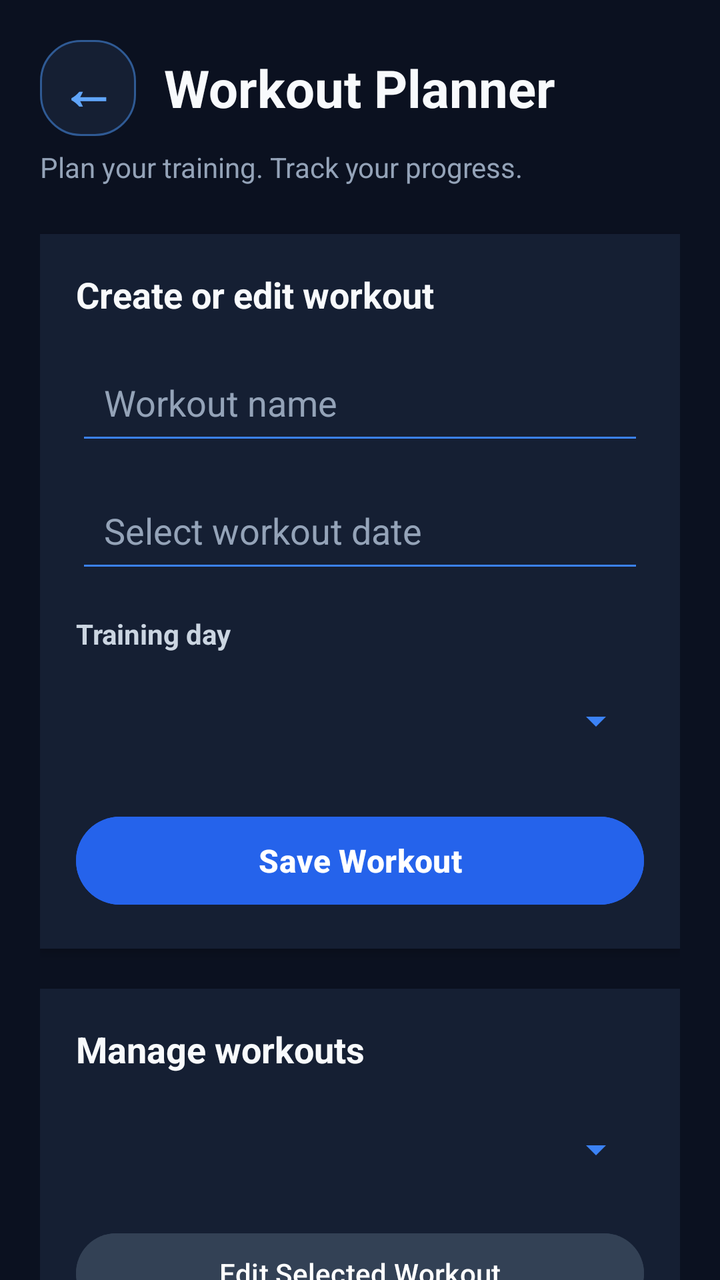
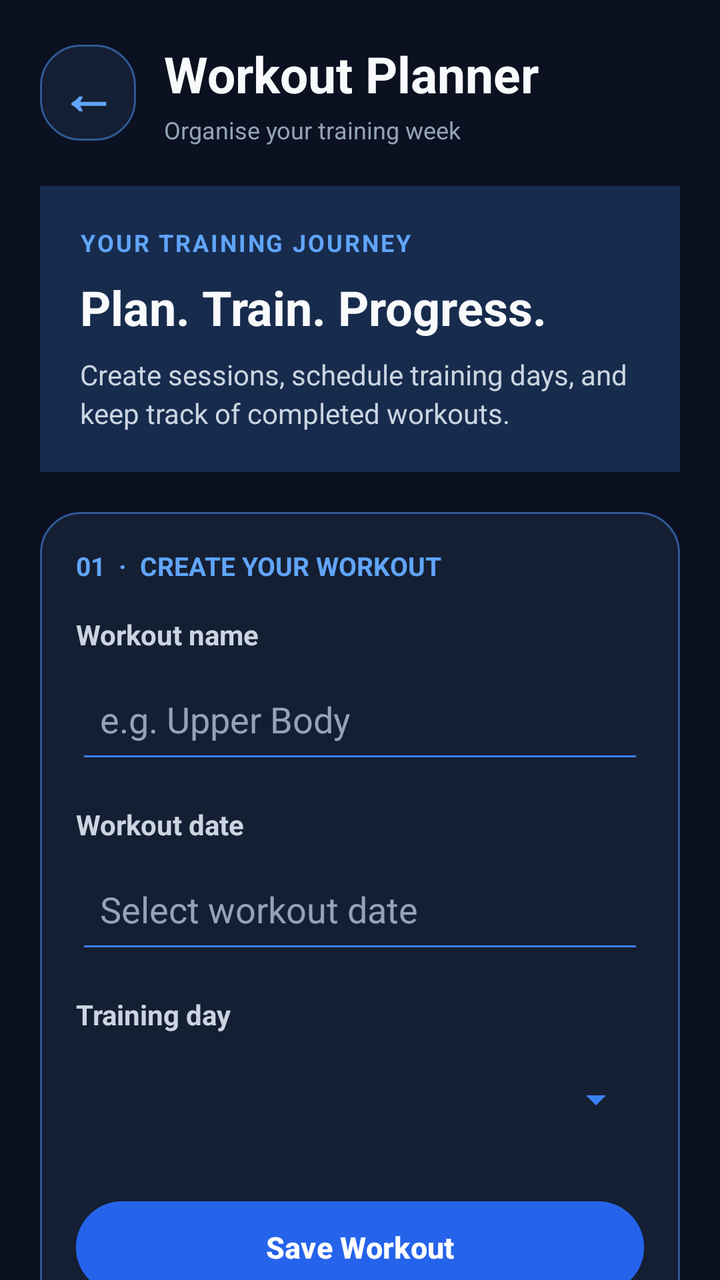

An Android layout rendered at two revisions. The XML below is the earlier revision; the diff shows what the commit changed to produce the second picture.
<!-- AndroidManifest.xml: application theme Theme.GymTrackerPro -->
<!-- res/layout/activity_workouts.xml -->
<?xml version="1.0" encoding="utf-8"?>
<ScrollView xmlns:android="http://schemas.android.com/apk/res/android"
    android:layout_width="match_parent"
    android:layout_height="match_parent"
    android:background="#0B1120"
    android:fillViewport="true"
    android:scrollbars="none">

    <LinearLayout
        android:layout_width="match_parent"
        android:layout_height="wrap_content"
        android:orientation="vertical"
        android:padding="20dp">


        
        <LinearLayout
            android:layout_width="match_parent"
            android:layout_height="wrap_content"
            android:orientation="horizontal"
            android:gravity="center_vertical">

            <TextView
                android:id="@+id/buttonBackArrow"
                android:layout_width="48dp"
                android:layout_height="48dp"
                android:background="@drawable/bg_card"
                android:gravity="center"
                android:text="←"
                android:textColor="#60A5FA"
                android:textSize="28sp"
                android:textStyle="bold"
                android:clickable="true"
                android:focusable="true"
                android:contentDescription="Back to dashboard" />

            <TextView
                android:layout_width="0dp"
                android:layout_height="wrap_content"
                android:layout_weight="1"
                android:layout_marginStart="14dp"
                android:text="Workout Planner"
                android:textColor="#F8FAFC"
                android:textSize="26sp"
                android:textStyle="bold" />

        </LinearLayout>


        <TextView
            android:layout_width="match_parent"
            android:layout_height="wrap_content"
            android:layout_marginTop="6dp"
            android:layout_marginBottom="24dp"
            android:text="Plan your training. Track your progress."
            android:textColor="#94A3B8"
            android:textSize="14sp" />

        
        <LinearLayout
            android:layout_width="match_parent"
            android:layout_height="wrap_content"
            android:orientation="vertical"
            android:padding="18dp"
            android:background="#151F33"
            android:elevation="3dp">

            <TextView
                android:layout_width="match_parent"
                android:layout_height="wrap_content"
                android:text="Create or edit workout"
                android:textColor="#F8FAFC"
                android:textSize="18sp"
                android:textStyle="bold"
                android:layout_marginBottom="16dp" />

            <EditText
                android:id="@+id/editWorkoutName"
                android:layout_width="match_parent"
                android:layout_height="52dp"
                android:hint="Workout name"
                android:inputType="textCapSentences"
                android:padding="14dp"
                android:backgroundTint="#3B82F6"
                android:textColor="#F8FAFC"
                android:textColorHint="#94A3B8" />

            <EditText
                android:id="@+id/editWorkoutDate"
                android:layout_width="match_parent"
                android:layout_height="52dp"
                android:layout_marginTop="12dp"
                android:hint="Select workout date"
                android:focusable="false"
                android:clickable="true"
                android:padding="14dp"
                android:backgroundTint="#3B82F6"
                android:textColor="#F8FAFC"
                android:textColorHint="#94A3B8" />

            <TextView
                android:layout_width="match_parent"
                android:layout_height="wrap_content"
                android:layout_marginTop="16dp"
                android:layout_marginBottom="8dp"
                android:text="Training day"
                android:textColor="#CBD5E1"
                android:textSize="14sp"
                android:textStyle="bold" />

            <Spinner
                android:id="@+id/spinnerWorkoutDay"
                android:layout_width="match_parent"
                android:layout_height="52dp"
                android:backgroundTint="#3B82F6"
                android:paddingStart="10dp"
                android:paddingEnd="10dp" />

            <Button
                android:id="@+id/buttonSaveWorkout"
                android:layout_width="match_parent"
                android:layout_height="52dp"
                android:layout_marginTop="18dp"
                android:text="Save Workout"
                android:textAllCaps="false"
                android:textColor="#FFFFFF"
                android:textSize="16sp"
                android:textStyle="bold"
                android:backgroundTint="#2563EB" />

        </LinearLayout>

        
        <LinearLayout
            android:layout_width="match_parent"
            android:layout_height="wrap_content"
            android:layout_marginTop="20dp"
            android:orientation="vertical"
            android:padding="18dp"
            android:background="#151F33"
            android:elevation="3dp">

            <TextView
                android:layout_width="match_parent"
                android:layout_height="wrap_content"
                android:text="Manage workouts"
                android:textColor="#F8FAFC"
                android:textSize="18sp"
                android:textStyle="bold"
                android:layout_marginBottom="12dp" />

            <Spinner
                android:id="@+id/spinnerSelectWorkout"
                android:layout_width="match_parent"
                android:layout_height="52dp"
                android:backgroundTint="#3B82F6"
                android:paddingStart="10dp"
                android:paddingEnd="10dp" />

            <Button
                android:id="@+id/buttonEditWorkout"
                android:layout_width="match_parent"
                android:layout_height="48dp"
                android:layout_marginTop="12dp"
                android:text="Edit Selected Workout"
                android:textAllCaps="false"
                android:textColor="#FFFFFF"
                android:backgroundTint="#334155" />

            <Button
                android:id="@+id/buttonToggleCompletion"
                android:layout_width="match_parent"
                android:layout_height="48dp"
                android:layout_marginTop="8dp"
                android:text="Toggle Completion"
                android:textAllCaps="false"
                android:textColor="#FFFFFF"
                android:backgroundTint="#1D4ED8" />

            <Button
                android:id="@+id/buttonDeleteWorkout"
                android:layout_width="match_parent"
                android:layout_height="48dp"
                android:layout_marginTop="8dp"
                android:text="Delete Selected Workout"
                android:textAllCaps="false"
                android:textColor="#FFFFFF"
                android:backgroundTint="#B91C1C" />

        </LinearLayout>


        
        <LinearLayout
            android:layout_width="match_parent"
            android:layout_height="wrap_content"
            android:layout_marginTop="18dp"
            android:orientation="vertical"
            android:padding="18dp"
            android:background="@drawable/bg_card">

            
            <TextView
                android:layout_width="match_parent"
                android:layout_height="wrap_content"
                android:text="YOUR WORKOUT SCHEDULE"
                android:textColor="#60A5FA"
                android:textSize="12sp"
                android:textStyle="bold"
                android:letterSpacing="0.08"
                android:paddingBottom="8dp" />

            <TextView
                android:layout_width="match_parent"
                android:layout_height="wrap_content"
                android:text="Your exercise plan"
                android:textColor="#F8FAFC"
                android:textSize="21sp"
                android:textStyle="bold"
                android:paddingBottom="6dp" />

            <TextView
                android:layout_width="match_parent"
                android:layout_height="wrap_content"
                android:text="Review your planned training sessions below."
                android:textColor="#94A3B8"
                android:textSize="13sp"
                android:paddingBottom="16dp" />

            
            <View
                android:layout_width="match_parent"
                android:layout_height="1dp"
                android:background="#29364D" />

            
            <TextView
                android:id="@+id/textWorkoutList"
                android:layout_width="match_parent"
                android:layout_height="wrap_content"
                android:minHeight="80dp"
                android:paddingTop="16dp"
                android:paddingBottom="8dp"
                android:text="Your saved workouts will appear here."
                android:textColor="#CBD5E1"
                android:textSize="14sp"
                android:lineSpacingExtra="8dp"
                android:gravity="top"
                android:breakStrategy="simple"
                android:hyphenationFrequency="none" />

        </LinearLayout>


        
        <Button
            android:id="@+id/buttonBackHome"
            android:layout_width="match_parent"
            android:layout_height="56dp"
            android:layout_marginTop="22dp"
            android:layout_marginBottom="16dp"
            android:backgroundTint="#2563EB"
            android:text="←  Back to Dashboard"
            android:textColor="#FFFFFF"
            android:textSize="15sp"
            android:textStyle="bold"
            android:letterSpacing="0.02"
            android:elevation="4dp"
            android:stateListAnimator="@null" />


    </LinearLayout>

</ScrollView>
<!-- resources referenced by this layout -->
<resources>
  <!-- drawable bg_card (drawable) -->
  <?xml version="1.0" encoding="utf-8"?>
  <shape xmlns:android="http://schemas.android.com/apk/res/android" android:shape="rectangle">
      <solid android:color="@color/gt_surface" />
      <corners android:radius="20dp" />
      <stroke android:width="1dp" android:color="@color/gt_stroke" />
  </shape>
  <style name="Theme.GymTrackerPro" parent="Base.Theme.GymTrackerPro" />
  <color name="gt_surface">#151F33</color>
  <color name="gt_stroke">#2F5A94</color>
  <style name="Base.Theme.GymTrackerPro" parent="Theme.Material3.Dark.NoActionBar">
          <item name="colorPrimary">@color/gt_blue</item>
          <item name="colorSurface">@color/gt_surface</item>
          <item name="android:windowBackground">@color/gt_background</item>
  
          
          <item name="android:statusBarColor">@color/gt_background</item>
          <item name="android:navigationBarColor">@color/gt_background</item>
          <item name="android:windowLightStatusBar">false</item>
      </style>
  <color name="gt_blue">#60A5FA</color>
  <color name="gt_background">#0B1120</color>
</resources>

<!-- the commit's change to res/layout/activity_workouts.xml (unified diff, before → after) -->
@@ -12,89 +12,145 @@
         android:orientation="vertical"
         android:padding="20dp">
 
-
-        
-        <LinearLayout
-            android:layout_width="match_parent"
-            android:layout_height="wrap_content"
-            android:orientation="horizontal"
-            android:gravity="center_vertical">
+        
+        <LinearLayout
+            android:layout_width="match_parent"
+            android:layout_height="wrap_content"
+            android:gravity="center_vertical"
+            android:orientation="horizontal">
 
             <TextView
                 android:id="@+id/buttonBackArrow"
                 android:layout_width="48dp"
                 android:layout_height="48dp"
                 android:background="@drawable/bg_card"
+                android:clickable="true"
+                android:contentDescription="Back to dashboard"
+                android:focusable="true"
                 android:gravity="center"
                 android:text="←"
                 android:textColor="#60A5FA"
                 android:textSize="28sp"
-                android:textStyle="bold"
-                android:clickable="true"
-                android:focusable="true"
-                android:contentDescription="Back to dashboard" />
-
-            <TextView
+                android:textStyle="bold" />
+
+            <LinearLayout
                 android:layout_width="0dp"
                 android:layout_height="wrap_content"
                 android:layout_weight="1"
                 android:layout_marginStart="14dp"
-                android:text="Workout Planner"
-                android:textColor="#F8FAFC"
-                android:textSize="26sp"
-                android:textStyle="bold" />
-
-        </LinearLayout>
-
-
-        <TextView
-            android:layout_width="match_parent"
-            android:layout_height="wrap_content"
-            android:layout_marginTop="6dp"
-            android:layout_marginBottom="24dp"
-            android:text="Plan your training. Track your progress."
-            android:textColor="#94A3B8"
-            android:textSize="14sp" />
-
-        
-        <LinearLayout
-            android:layout_width="match_parent"
-            android:layout_height="wrap_content"
+                android:orientation="vertical">
+
+                <TextView
+                    android:layout_width="match_parent"
+                    android:layout_height="wrap_content"
+                    android:text="Workout Planner"
+                    android:textColor="#F8FAFC"
+                    android:textSize="25sp"
+                    android:textStyle="bold" />
+
+                <TextView
+                    android:layout_width="match_parent"
+                    android:layout_height="wrap_content"
+                    android:layout_marginTop="3dp"
+                    android:text="Organise your training week"
+                    android:textColor="#94A3B8"
+                    android:textSize="12sp" />
+            </LinearLayout>
+        </LinearLayout>
+
+        
+        <LinearLayout
+            android:layout_width="match_parent"
+            android:layout_height="wrap_content"
+            android:layout_marginTop="20dp"
+            android:layout_marginBottom="20dp"
+            android:background="#172B4D"
             android:orientation="vertical"
-            android:padding="18dp"
-            android:background="#151F33"
-            android:elevation="3dp">
-
-            <TextView
-                android:layout_width="match_parent"
-                android:layout_height="wrap_content"
-                android:text="Create or edit workout"
-                android:textColor="#F8FAFC"
-                android:textSize="18sp"
+            android:padding="20dp">
+
+            <TextView
+                android:layout_width="match_parent"
+                android:layout_height="wrap_content"
+                android:text="YOUR TRAINING JOURNEY"
+                android:textColor="#60A5FA"
+                android:textSize="12sp"
+                android:textStyle="bold"
+                android:letterSpacing="0.08" />
+
+            <TextView
+                android:layout_width="match_parent"
+                android:layout_height="wrap_content"
+                android:layout_marginTop="8dp"
+                android:text="Plan. Train. Progress."
+                android:textColor="#F8FAFC"
+                android:textSize="24sp"
+                android:textStyle="bold" />
+
+            <TextView
+                android:layout_width="match_parent"
+                android:layout_height="wrap_content"
+                android:layout_marginTop="8dp"
+                android:text="Create sessions, schedule training days, and keep track of completed workouts."
+                android:textColor="#CBD5E1"
+                android:textSize="14sp"
+                android:lineSpacingExtra="3dp" />
+        </LinearLayout>
+
+        
+        <LinearLayout
+            android:layout_width="match_parent"
+            android:layout_height="wrap_content"
+            android:background="@drawable/bg_card"
+            android:orientation="vertical"
+            android:padding="18dp">
+
+            <TextView
+                android:layout_width="match_parent"
+                android:layout_height="wrap_content"
+                android:text="01  ·  CREATE YOUR WORKOUT"
+                android:textColor="#60A5FA"
+                android:textSize="13sp"
                 android:textStyle="bold"
                 android:layout_marginBottom="16dp" />
 
+            <TextView
+                android:layout_width="match_parent"
+                android:layout_height="wrap_content"
+                android:text="Workout name"
+                android:textColor="#CBD5E1"
+                android:textStyle="bold"
+                android:layout_marginBottom="6dp" />
+
             <EditText
                 android:id="@+id/editWorkoutName"
                 android:layout_width="match_parent"
-                android:layout_height="52dp"
-                android:hint="Workout name"
+                android:layout_height="54dp"
+                android:backgroundTint="#3B82F6"
+                android:hint="e.g. Upper Body"
                 android:inputType="textCapSentences"
-                android:padding="14dp"
-                android:backgroundTint="#3B82F6"
+                android:padding="12dp"
+                android:singleLine="true"
                 android:textColor="#F8FAFC"
                 android:textColorHint="#94A3B8" />
+
+            <TextView
+                android:layout_width="match_parent"
+                android:layout_height="wrap_content"
+                android:layout_marginTop="16dp"
+                android:layout_marginBottom="6dp"
+                android:text="Workout date"
+                android:textColor="#CBD5E1"
+                android:textStyle="bold" />
 
             <EditText
                 android:id="@+id/editWorkoutDate"
                 android:layout_width="match_parent"
-                android:layout_height="52dp"
-                android:layout_marginTop="12dp"
+                android:layout_height="54dp"
+                android:backgroundTint="#3B82F6"
+                android:clickable="true"
+                android:focusable="false"
                 android:hint="Select workout date"
-                android:focusable="false"
-                android:clickable="true"
-                android:padding="14dp"
-                android:backgroundTint="#3B82F6"
+                android:padding="12dp"
                 android:textColor="#F8FAFC"
                 android:textColorHint="#94A3B8" />
 
@@ -102,16 +158,15 @@
                 android:layout_width="match_parent"
                 android:layout_height="wrap_content"
                 android:layout_marginTop="16dp"
-                android:layout_marginBottom="8dp"
+                android:layout_marginBottom="6dp"
                 android:text="Training day"
                 android:textColor="#CBD5E1"
-                android:textSize="14sp"
                 android:textStyle="bold" />
 
             <Spinner
                 android:id="@+id/spinnerWorkoutDay"
                 android:layout_width="match_parent"
-                android:layout_height="52dp"
+                android:layout_height="54dp"
                 android:backgroundTint="#3B82F6"
                 android:paddingStart="10dp"
                 android:paddingEnd="10dp" />
@@ -119,40 +174,48 @@
             <Button
                 android:id="@+id/buttonSaveWorkout"
                 android:layout_width="match_parent"
-                android:layout_height="52dp"
-                android:layout_marginTop="18dp"
+                android:layout_height="54dp"
+                android:layout_marginTop="20dp"
+                android:backgroundTint="#2563EB"
+                android:elevation="0dp"
+                android:stateListAnimator="@null"
                 android:text="Save Workout"
                 android:textAllCaps="false"
                 android:textColor="#FFFFFF"
-                android:textSize="16sp"
-                android:textStyle="bold"
-                android:backgroundTint="#2563EB" />
-
-        </LinearLayout>
-
-        
-        <LinearLayout
-            android:layout_width="match_parent"
-            android:layout_height="wrap_content"
-            android:layout_marginTop="20dp"
+                android:textSize="15sp"
+                android:textStyle="bold" />
+        </LinearLayout>
+
+        
+        <LinearLayout
+            android:layout_width="match_parent"
+            android:layout_height="wrap_content"
+            android:layout_marginTop="16dp"
+            android:background="@drawable/bg_card"
             android:orientation="vertical"
-            android:padding="18dp"
-            android:background="#151F33"
-            android:elevation="3dp">
-
-            <TextView
-                android:layout_width="match_parent"
-                android:layout_height="wrap_content"
-                android:text="Manage workouts"
-                android:textColor="#F8FAFC"
-                android:textSize="18sp"
-                android:textStyle="bold"
-                android:layout_marginBottom="12dp" />
+            android:padding="18dp">
+
+            <TextView
+                android:layout_width="match_parent"
+                android:layout_height="wrap_content"
+                android:text="02  ·  MANAGE WORKOUTS"
+                android:textColor="#60A5FA"
+                android:textSize="13sp"
+                android:textStyle="bold" />
+
+            <TextView
+                android:layout_width="match_parent"
+                android:layout_height="wrap_content"
+                android:layout_marginTop="8dp"
+                android:layout_marginBottom="14dp"
+                android:text="Select a saved workout to edit, mark as completed, or delete."
+                android:textColor="#94A3B8"
+                android:textSize="13sp" />
 
             <Spinner
                 android:id="@+id/spinnerSelectWorkout"
                 android:layout_width="match_parent"
-                android:layout_height="52dp"
+                android:layout_height="54dp"
                 android:backgroundTint="#3B82F6"
                 android:paddingStart="10dp"
                 android:paddingEnd="10dp" />
@@ -160,85 +223,86 @@
             <Button
                 android:id="@+id/buttonEditWorkout"
                 android:layout_width="match_parent"
-                android:layout_height="48dp"
-                android:layout_marginTop="12dp"
+                android:layout_height="50dp"
+                android:layout_marginTop="14dp"
+                android:backgroundTint="#334155"
+                android:stateListAnimator="@null"
                 android:text="Edit Selected Workout"
                 android:textAllCaps="false"
-                android:textColor="#FFFFFF"
-                android:backgroundTint="#334155" />
+                android:textColor="#F8FAFC"
+                android:textStyle="bold" />
 
             <Button
                 android:id="@+id/buttonToggleCompletion"
                 android:layout_width="match_parent"
-                android:layout_height="48dp"
-                android:layout_marginTop="8dp"
+                android:layout_height="50dp"
+                android:layout_marginTop="8dp"
+                android:backgroundTint="#1D4ED8"
+                android:stateListAnimator="@null"
                 android:text="Toggle Completion"
                 android:textAllCaps="false"
                 android:textColor="#FFFFFF"
-                android:backgroundTint="#1D4ED8" />
+                android:textStyle="bold" />
 
             <Button
                 android:id="@+id/buttonDeleteWorkout"
                 android:layout_width="match_parent"
-                android:layout_height="48dp"
-                android:layout_marginTop="8dp"
+                android:layout_height="50dp"
+                android:layout_marginTop="8dp"
+                android:backgroundTint="#B91C1C"
+                android:stateListAnimator="@null"
                 android:text="Delete Selected Workout"
                 android:textAllCaps="false"
                 android:textColor="#FFFFFF"
-                android:backgroundTint="#B91C1C" />
-
-        </LinearLayout>
-
-
-        
-        <LinearLayout
-            android:layout_width="match_parent"
-            android:layout_height="wrap_content"
-            android:layout_marginTop="18dp"
+                android:textStyle="bold" />
+        </LinearLayout>
+
+        
+        <LinearLayout
+            android:layout_width="match_parent"
+            android:layout_height="wrap_content"
+            android:layout_marginTop="16dp"
+            android:background="@drawable/bg_card"
             android:orientation="vertical"
-            android:padding="18dp"
-            android:background="@drawable/bg_card">
-
-            
-            <TextView
-                android:layout_width="match_parent"
-                android:layout_height="wrap_content"
-                android:text="YOUR WORKOUT SCHEDULE"
-                android:textColor="#60A5FA"
-                android:textSize="12sp"
+            android:padding="18dp">
+
+            <TextView
+                android:layout_width="match_parent"
+                android:layout_height="wrap_content"
+                android:text="03  ·  YOUR SCHEDULE"
+                android:textColor="#60A5FA"
+                android:textSize="13sp"
                 android:textStyle="bold"
-                android:letterSpacing="0.08"
-                android:paddingBottom="8dp" />
-
-            <TextView
-                android:layout_width="match_parent"
-                android:layout_height="wrap_content"
-                android:text="Your exercise plan"
+                android:letterSpacing="0.05" />
+
+            <TextView
+                android:layout_width="match_parent"
+                android:layout_height="wrap_content"
+                android:layout_marginTop="8dp"
+                android:text="Planned sessions"
                 android:textColor="#F8FAFC"
                 android:textSize="21sp"
-                android:textStyle="bold"
-                android:paddingBottom="6dp" />
-
-            <TextView
-                android:layout_width="match_parent"
-                android:layout_height="wrap_content"
-                android:text="Review your planned training sessions below."
+                android:textStyle="bold" />
+
+            <TextView
+                android:layout_width="match_parent"
+                android:layout_height="wrap_content"
+                android:layout_marginTop="5dp"
+                android:layout_marginBottom="16dp"
+                android:text="Your saved workouts and training days appear here."
                 android:textColor="#94A3B8"
-                android:textSize="13sp"
-                android:paddingBottom="16dp" />
-
-            
+                android:textSize="13sp" />
+
             <View
                 android:layout_width="match_parent"
                 android:layout_height="1dp"
                 android:background="#29364D" />
 
-            
             <TextView
                 android:id="@+id/textWorkoutList"
                 android:layout_width="match_parent"
                 android:layout_height="wrap_content"
-                android:minHeight="80dp"
+                android:minHeight="90dp"
                 android:paddingTop="16dp"
                 android:paddingBottom="8dp"
                 android:text="Your saved workouts will appear here."
@@ -248,27 +312,22 @@
                 android:gravity="top"
                 android:breakStrategy="simple"
                 android:hyphenationFrequency="none" />
-
-        </LinearLayout>
-
+        </LinearLayout>
 
         
         <Button
             android:id="@+id/buttonBackHome"
             android:layout_width="match_parent"
-            android:layout_height="56dp"
+            android:layout_height="54dp"
             android:layout_marginTop="22dp"
-            android:layout_marginBottom="16dp"
+            android:layout_marginBottom="12dp"
             android:backgroundTint="#2563EB"
+            android:stateListAnimator="@null"
             android:text="←  Back to Dashboard"
+            android:textAllCaps="false"
             android:textColor="#FFFFFF"
             android:textSize="15sp"
-            android:textStyle="bold"
-            android:letterSpacing="0.02"
-            android:elevation="4dp"
-            android:stateListAnimator="@null" />
-
+            android:textStyle="bold" />
 
     </LinearLayout>
-
 </ScrollView>
